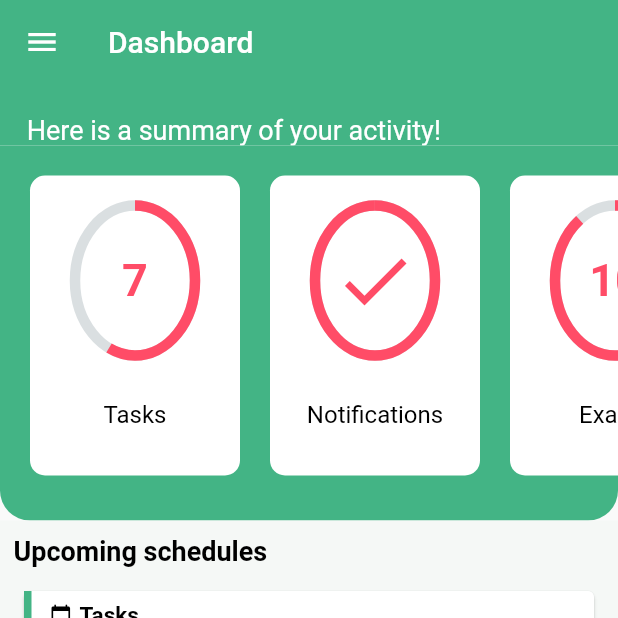
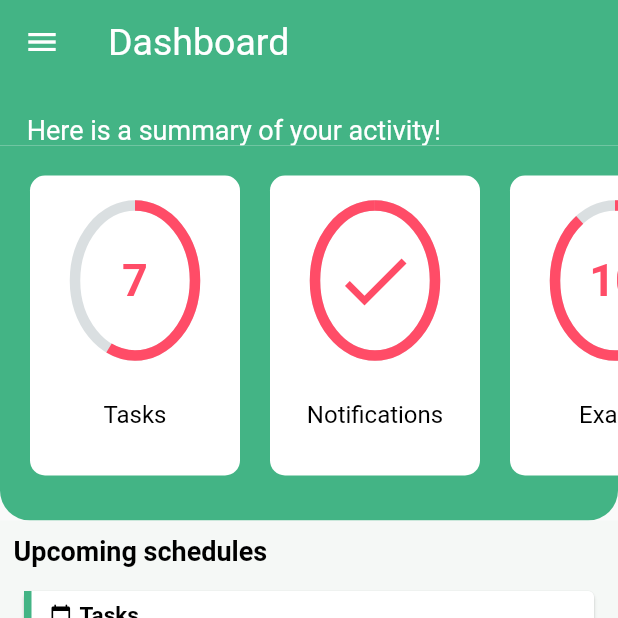
Before and after one commit to openmindsclub/Student-App, a Flutter app: the Dashboard screen opened by its route, on a phone screen of 412 x 824 dp, the top half of it. Run offline on Flutter 3.47's test engine with Material 2 defaults, Android fonts, the phone set to English and light mode, and no system bars.

Commit message:
Dashboard size and font

```diff
--- a/lib/menu_elements/dashboard.dart
+++ b/lib/menu_elements/dashboard.dart
@@ -13,7 +13,14 @@ class _DashboardState extends State<Dashboard> {
   Widget build(BuildContext context) {
     return Scaffold(
       appBar: AppBar(
-        title: Text('Dashboard'),
+        title: Text(
+          'Dashboard',
+          style: TextStyle(
+            color: Colors.white,
+            fontSize: 25,
+            fontWeight: FontWeight.normal,
+          ),
+        ),
         backgroundColor: Color(0xff43B485),
         elevation: 0.0,
       ),
```
